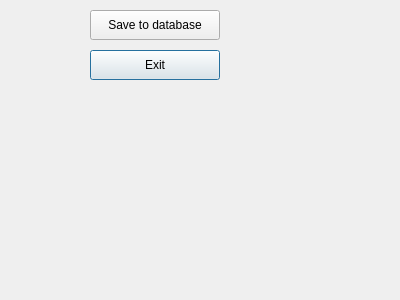
This is client/dlgpatientcardadd.ui in tbikfalvi/Belenus as Qt 5 draws it before an edit. The edited form follows.
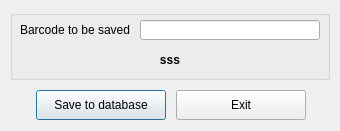
This is the edited form.

```diff
--- a/client/dlgpatientcardadd.ui
+++ b/client/dlgpatientcardadd.ui
@@ -6,8 +6,8 @@
    <rect>
     <x>0</x>
     <y>0</y>
-    <width>400</width>
-    <height>300</height>
+    <width>340</width>
+    <height>131</height>
    </rect>
   </property>
   <property name="windowTitle">
@@ -16,8 +16,8 @@
   <widget class="QPushButton" name="pbExit">
    <property name="geometry">
     <rect>
-     <x>90</x>
-     <y>50</y>
+     <x>176</x>
+     <y>90</y>
      <width>130</width>
      <height>30</height>
     </rect>
@@ -31,12 +31,15 @@
      <height>20</height>
     </size>
    </property>
+   <property name="autoDefault">
+    <bool>false</bool>
+   </property>
   </widget>
   <widget class="QPushButton" name="pbSave">
    <property name="geometry">
     <rect>
-     <x>90</x>
-     <y>10</y>
+     <x>36</x>
+     <y>90</y>
      <width>130</width>
      <height>30</height>
     </rect>
@@ -51,6 +54,65 @@
     </size>
    </property>
   </widget>
+  <widget class="QGroupBox" name="gbBarcode">
+   <property name="geometry">
+    <rect>
+     <x>10</x>
+     <y>10</y>
+     <width>320</width>
+     <height>70</height>
+    </rect>
+   </property>
+   <property name="title">
+    <string/>
+   </property>
+   <widget class="QLabel" name="lblBarcode">
+    <property name="geometry">
+     <rect>
+      <x>10</x>
+      <y>10</y>
+      <width>110</width>
+      <height>20</height>
+     </rect>
+    </property>
+    <property name="text">
+     <string>Barcode to be saved :</string>
+    </property>
+   </widget>
+   <widget class="QLineEdit" name="ledBarcode">
+    <property name="geometry">
+     <rect>
+      <x>130</x>
+      <y>10</y>
+      <width>180</width>
+      <height>20</height>
+     </rect>
+    </property>
+   </widget>
+   <widget class="QLabel" name="lblInformation">
+    <property name="geometry">
+     <rect>
+      <x>10</x>
+      <y>40</y>
+      <width>300</width>
+      <height>20</height>
+     </rect>
+    </property>
+    <property name="font">
+     <font>
+      <pointsize>9</pointsize>
+      <weight>75</weight>
+      <bold>true</bold>
+     </font>
+    </property>
+    <property name="text">
+     <string>sss</string>
+    </property>
+    <property name="alignment">
+     <set>Qt::AlignCenter</set>
+    </property>
+   </widget>
+  </widget>
  </widget>
  <resources/>
  <connections/>
```
Left out of the diff: 5 changed lines with no effect on the pictures.
